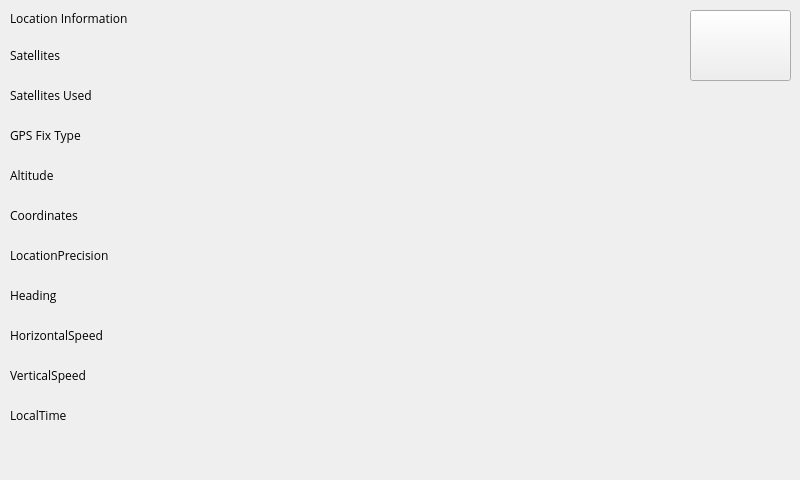
Old version of the form src/visual_elements/main_window.ui in the repository anthony-mills/nomadicpi.
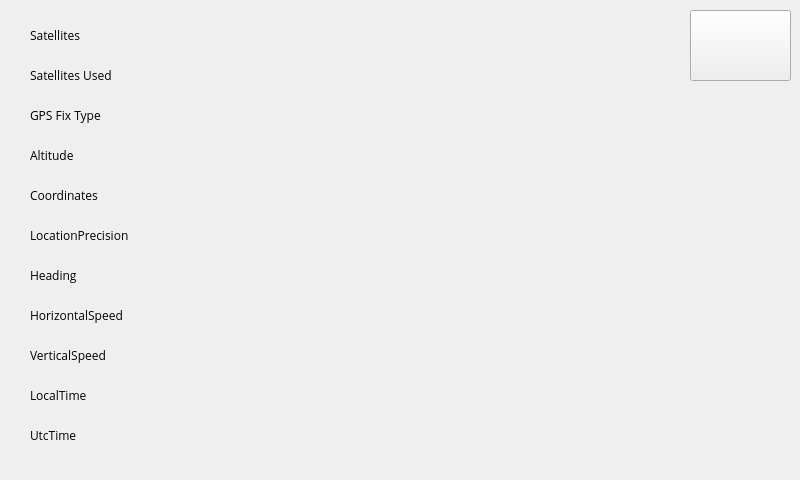
New version of the form. Icons and pictures are not drawn.

Commit message: Added UTC time display to location page, added more padding to UI elements

What changed in the file:
```diff
--- a/src/visual_elements/main_window.ui
+++ b/src/visual_elements/main_window.ui
@@ -1490,24 +1490,11 @@
       </size>
      </property>
     </widget>
-    <widget class="QLabel" name="PageHeading">
-     <property name="geometry">
-      <rect>
-       <x>10</x>
-       <y>10</y>
-       <width>201</width>
-       <height>16</height>
-      </rect>
-     </property>
-     <property name="text">
-      <string>Location Information</string>
-     </property>
-    </widget>
     <widget class="QLabel" name="GpsSatellites">
      <property name="geometry">
       <rect>
-       <x>10</x>
-       <y>40</y>
+       <x>30</x>
+       <y>20</y>
        <width>331</width>
        <height>31</height>
       </rect>
@@ -1519,8 +1506,8 @@
     <widget class="QLabel" name="GpsSatellitesUsed">
      <property name="geometry">
       <rect>
-       <x>10</x>
-       <y>80</y>
+       <x>30</x>
+       <y>60</y>
        <width>331</width>
        <height>31</height>
       </rect>
@@ -1532,8 +1519,8 @@
     <widget class="QLabel" name="GpsFixType">
      <property name="geometry">
       <rect>
-       <x>10</x>
-       <y>120</y>
+       <x>30</x>
+       <y>100</y>
        <width>331</width>
        <height>31</height>
       </rect>
@@ -1545,8 +1532,8 @@
     <widget class="QLabel" name="CurAltitude">
      <property name="geometry">
       <rect>
-       <x>10</x>
-       <y>160</y>
+       <x>30</x>
+       <y>140</y>
        <width>331</width>
        <height>31</height>
       </rect>
@@ -1558,8 +1545,8 @@
     <widget class="QLabel" name="CurCoordinates">
      <property name="geometry">
       <rect>
-       <x>10</x>
-       <y>200</y>
+       <x>30</x>
+       <y>180</y>
        <width>331</width>
        <height>31</height>
       </rect>
@@ -1571,8 +1558,8 @@
     <widget class="QLabel" name="LocationPrecision">
      <property name="geometry">
       <rect>
-       <x>10</x>
-       <y>240</y>
+       <x>30</x>
+       <y>220</y>
        <width>331</width>
        <height>31</height>
       </rect>
@@ -1584,8 +1571,8 @@
     <widget class="QLabel" name="HorizontalSpeed">
      <property name="geometry">
       <rect>
-       <x>10</x>
-       <y>320</y>
+       <x>30</x>
+       <y>300</y>
        <width>331</width>
        <height>31</height>
       </rect>
@@ -1597,8 +1584,8 @@
     <widget class="QLabel" name="VerticalSpeed">
      <property name="geometry">
       <rect>
-       <x>10</x>
-       <y>360</y>
+       <x>30</x>
+       <y>340</y>
        <width>331</width>
        <height>31</height>
       </rect>
@@ -1610,8 +1597,8 @@
     <widget class="QLabel" name="LocalTime">
      <property name="geometry">
       <rect>
-       <x>10</x>
-       <y>400</y>
+       <x>30</x>
+       <y>380</y>
        <width>331</width>
        <height>31</height>
       </rect>
@@ -1623,8 +1610,8 @@
     <widget class="QLabel" name="GpsHeading">
      <property name="geometry">
       <rect>
-       <x>10</x>
-       <y>280</y>
+       <x>30</x>
+       <y>260</y>
        <width>331</width>
        <height>31</height>
       </rect>
@@ -1633,6 +1620,19 @@
       <string>Heading</string>
      </property>
     </widget>
+    <widget class="QLabel" name="UtcTime">
+     <property name="geometry">
+      <rect>
+       <x>30</x>
+       <y>420</y>
+       <width>331</width>
+       <height>31</height>
+      </rect>
+     </property>
+     <property name="text">
+      <string>UtcTime</string>
+     </property>
+    </widget>
    </widget>
   </widget>
  </widget>
```
The commit also changes 3 other files.
